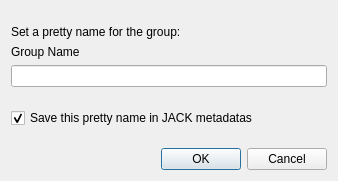
Above: resources/ui/rename_group.ui from Houston4444/HoustonPatchbay before the change. Below: the same form after it.
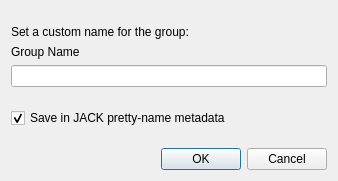
That is the form after the change.

Commit message: rename pretty_name to custom_name for a better user and dev comprehension

```diff
--- a/resources/ui/rename_group.ui
+++ b/resources/ui/rename_group.ui
@@ -30,7 +30,7 @@
    <item>
     <widget class="QLabel" name="labelIntro">
      <property name="text">
-      <string>Set a pretty name for the group:</string>
+      <string>Set a custom name for the group:</string>
      </property>
     </widget>
    </item>
@@ -60,7 +60,7 @@
    <item>
     <widget class="QCheckBox" name="checkBoxExportJack">
      <property name="text">
-      <string>Save this pretty name in JACK metadatas</string>
+      <string>Save in JACK pretty-name metadata</string>
      </property>
      <property name="checked">
       <bool>true</bool>
```
The commit also changes 15 other files.
